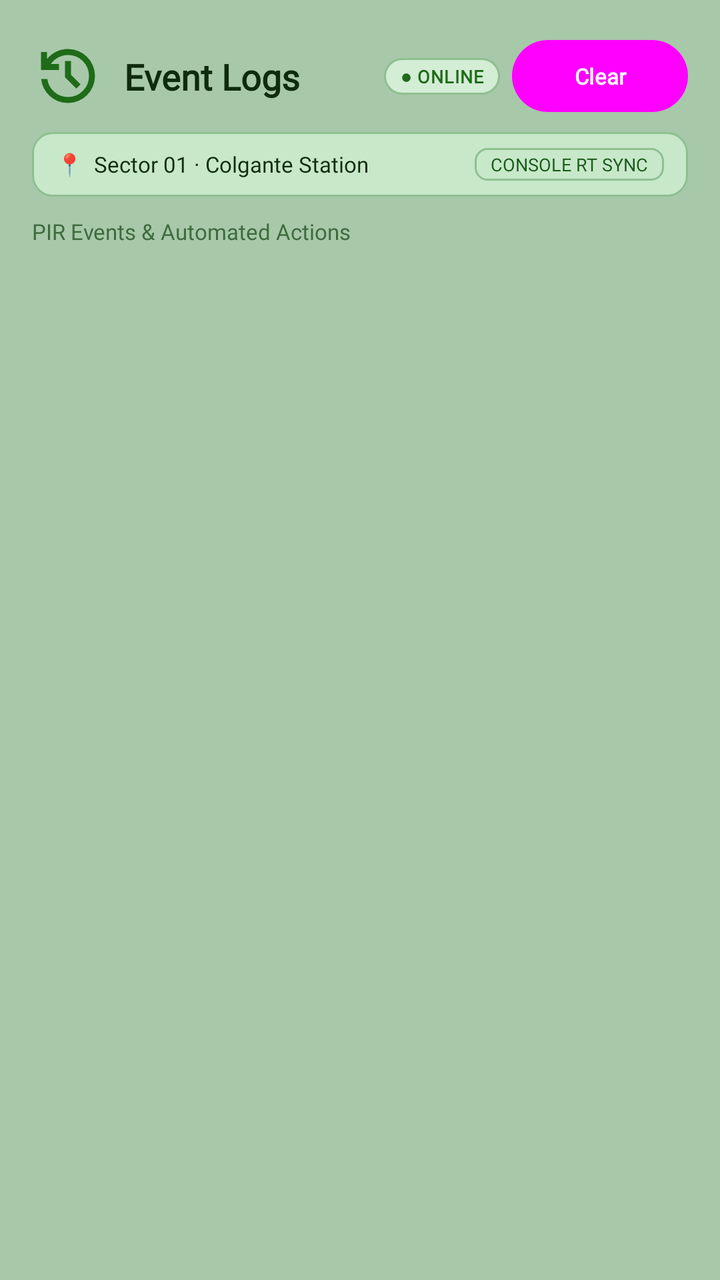
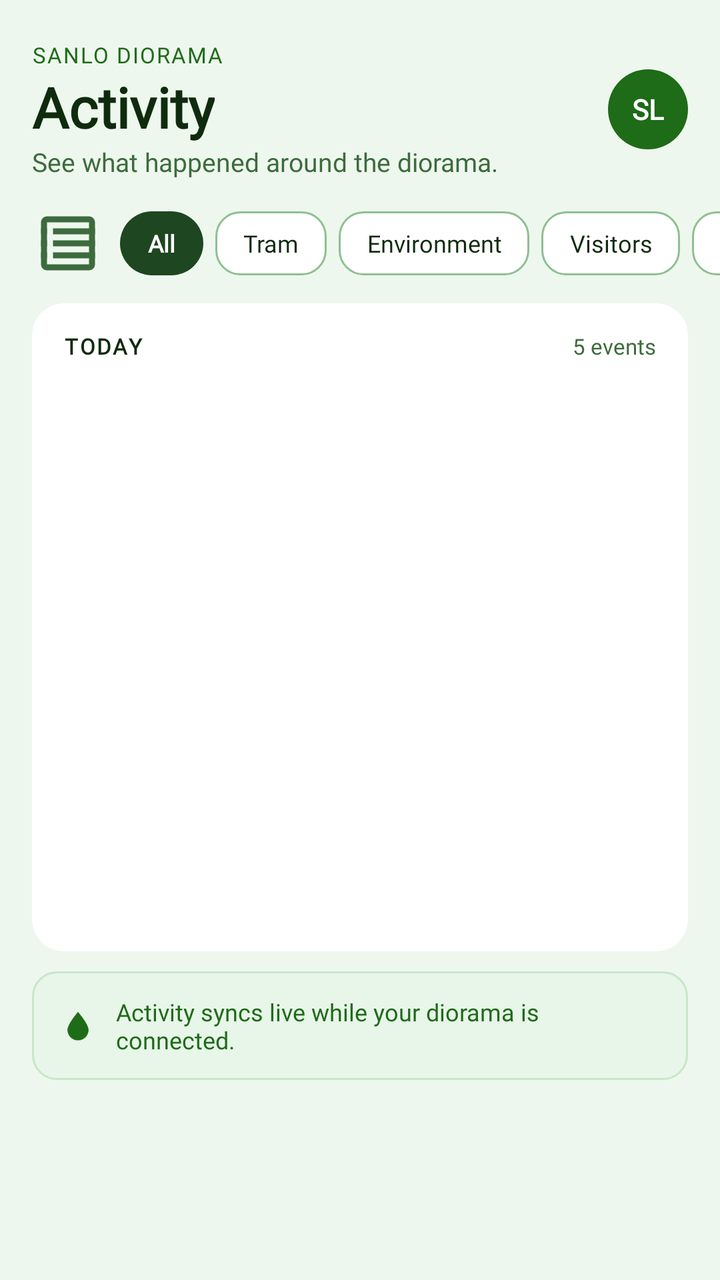

Before-and-after screenshots of an Android layout around one commit, followed by the original layout XML and the change that was made.
<!-- AndroidManifest.xml: application theme Theme.SanLoMobApp -->
<!-- res/layout/fragment_logs.xml -->
<?xml version="1.0" encoding="utf-8"?>
<androidx.constraintlayout.widget.ConstraintLayout
    xmlns:android="http://schemas.android.com/apk/res/android"
    xmlns:app="http://schemas.android.com/apk/res-auto"
    android:layout_width="match_parent"
    android:layout_height="match_parent"
    android:background="@color/tea_green">

    
    <ImageView
        android:id="@+id/iv_logs_logo"
        android:layout_width="36dp"
        android:layout_height="36dp"
        android:layout_marginStart="16dp"
        android:layout_marginTop="20dp"
        android:src="@drawable/ic_history"
        android:contentDescription="Logs"
        app:tint="@color/sap_green"
        app:layout_constraintStart_toStartOf="parent"
        app:layout_constraintTop_toTopOf="parent" />

    <TextView
        android:id="@+id/tv_logs_header"
        style="@style/SanLo.Text.Header"
        android:layout_width="0dp"
        android:layout_height="wrap_content"
        android:layout_marginStart="10dp"
        android:text="Event Logs"
        android:textSize="18sp"
        app:layout_constraintStart_toEndOf="@id/iv_logs_logo"
        app:layout_constraintTop_toTopOf="@id/iv_logs_logo"
        app:layout_constraintBottom_toBottomOf="@id/iv_logs_logo"
        app:layout_constraintEnd_toStartOf="@id/tv_logs_status_online" />

    
    <TextView
        android:id="@+id/tv_logs_status_online"
        style="@style/SanLo.Text.StatusChip"
        android:layout_width="wrap_content"
        android:layout_height="wrap_content"
        android:layout_marginEnd="6dp"
        android:background="@drawable/bg_status_chip_green"
        android:paddingStart="8dp"
        android:paddingEnd="8dp"
        android:paddingTop="3dp"
        android:paddingBottom="3dp"
        android:text="● ONLINE"
        android:textColor="@color/sap_green"
        app:layout_constraintEnd_toStartOf="@id/btn_clear_logs"
        app:layout_constraintTop_toTopOf="@id/iv_logs_logo"
        app:layout_constraintBottom_toBottomOf="@id/iv_logs_logo" />

    
    <Button
        android:id="@+id/btn_clear_logs"
        style="@style/SanLo.Button.Actuator.Red"
        android:layout_width="wrap_content"
        android:layout_height="36dp"
        android:layout_marginEnd="16dp"
        android:text="Clear"
        android:textSize="11sp"
        android:minHeight="0dp"
        android:paddingStart="14dp"
        android:paddingEnd="14dp"
        app:layout_constraintEnd_toEndOf="parent"
        app:layout_constraintTop_toTopOf="@id/iv_logs_logo"
        app:layout_constraintBottom_toBottomOf="@id/iv_logs_logo" />

    
    <LinearLayout
        android:id="@+id/layout_logs_location_bar"
        android:layout_width="0dp"
        android:layout_height="wrap_content"
        android:layout_marginStart="16dp"
        android:layout_marginEnd="16dp"
        android:layout_marginTop="10dp"
        android:background="@drawable/bg_location_bar"
        android:orientation="horizontal"
        android:gravity="center_vertical"
        android:paddingStart="12dp"
        android:paddingEnd="12dp"
        android:paddingTop="8dp"
        android:paddingBottom="8dp"
        app:layout_constraintStart_toStartOf="parent"
        app:layout_constraintEnd_toEndOf="parent"
        app:layout_constraintTop_toBottomOf="@id/iv_logs_logo">

        <TextView
            android:layout_width="0dp"
            android:layout_height="wrap_content"
            android:layout_weight="1"
            android:text="📍  Sector 01 · Colgante Station"
            android:fontFamily="@font/inter_regular"
            android:textColor="@color/text_dark"
            android:textSize="11sp" />

        <TextView
            android:layout_width="wrap_content"
            android:layout_height="wrap_content"
            android:background="@drawable/bg_channel_badge"
            android:paddingStart="8dp"
            android:paddingEnd="8dp"
            android:paddingTop="2dp"
            android:paddingBottom="2dp"
            android:text="CONSOLE RT SYNC"
            android:fontFamily="@font/roboto_mono_regular"
            android:textColor="@color/channel_badge_text"
            android:textSize="9sp" />
    </LinearLayout>

    
    <TextView
        android:id="@+id/tv_logs_subtitle"
        style="@style/SanLo.Text.SubHeader"
        android:layout_width="wrap_content"
        android:layout_height="wrap_content"
        android:layout_marginStart="16dp"
        android:layout_marginTop="10dp"
        android:text="PIR Events &amp; Automated Actions"
        android:textSize="11sp"
        app:layout_constraintStart_toStartOf="parent"
        app:layout_constraintTop_toBottomOf="@id/layout_logs_location_bar" />

    
    <androidx.recyclerview.widget.RecyclerView
        android:id="@+id/recycler_logs"
        android:layout_width="0dp"
        android:layout_height="0dp"
        android:layout_marginTop="10dp"
        android:layout_marginStart="12dp"
        android:layout_marginEnd="12dp"
        android:clipToPadding="false"
        android:paddingBottom="16dp"
        app:layout_constraintTop_toBottomOf="@id/tv_logs_subtitle"
        app:layout_constraintBottom_toBottomOf="parent"
        app:layout_constraintStart_toStartOf="parent"
        app:layout_constraintEnd_toEndOf="parent" />

</androidx.constraintlayout.widget.ConstraintLayout>
<!-- resources referenced by this layout -->
<resources>
  <color name="channel_badge_text">#1A5C1A</color>
  <!-- drawable bg_channel_badge (drawable) -->
  <?xml version="1.0" encoding="utf-8"?>
  <shape xmlns:android="http://schemas.android.com/apk/res/android"
      android:shape="rectangle">
      <solid android:color="@color/channel_badge_bg" />
      <corners android:radius="6dp" />
      <stroke
          android:width="1dp"
          android:color="@color/divider_line" />
  </shape>
  <!-- drawable bg_location_bar (drawable) -->
  <?xml version="1.0" encoding="utf-8"?>
  <shape xmlns:android="http://schemas.android.com/apk/res/android"
      android:shape="rectangle">
      <solid android:color="@color/location_bar_bg" />
      <corners android:radius="10dp" />
      <stroke
          android:width="1dp"
          android:color="@color/divider_line" />
  </shape>
  <!-- drawable bg_status_chip_green (drawable) -->
  <?xml version="1.0" encoding="utf-8"?>
  <shape xmlns:android="http://schemas.android.com/apk/res/android"
      android:shape="rectangle">
      <solid android:color="@color/status_chip_online" />
      <corners android:radius="50dp" />
      <stroke
          android:width="1dp"
          android:color="@color/divider_line" />
  </shape>
  <!-- drawable ic_history (drawable) -->
  <vector xmlns:android="http://schemas.android.com/apk/res/android" android:height="24dp" android:tint="#000000" android:viewportHeight="960" android:viewportWidth="960" android:width="24dp">
        
      <path android:fillColor="@android:color/white" android:pathData="M480,840Q342,840 239.5,748.5Q137,657 122,520L204,520Q218,624 296.5,692Q375,760 480,760Q597,760 678.5,678.5Q760,597 760,480Q760,363 678.5,281.5Q597,200 480,200Q411,200 351,232Q291,264 250,320L360,320L360,400L120,400L120,160L200,160L200,254Q251,190 324.5,155Q398,120 480,120Q555,120 620.5,148.5Q686,177 734.5,225.5Q783,274 811.5,339.5Q840,405 840,480Q840,555 811.5,620.5Q783,686 734.5,734.5Q686,783 620.5,811.5Q555,840 480,840ZM592,648L440,496L440,280L520,280L520,464L648,592L592,648Z"/>
      
  </vector>
  <style name="SanLo.Button.Actuator.Red" parent="Widget.Material3.Button">
          <item name="android:background">@drawable/bg_pill_red</item>
          <item name="android:textColor">@color/white</item>
          <item name="android:fontFamily">@font/poppins_regular</item>
          <item name="android:textStyle">bold</item>
          <item name="android:textSize">11sp</item>
          <item name="android:minHeight">36dp</item>
          <item name="android:paddingStart">14dp</item>
          <item name="android:paddingEnd">14dp</item>
          <item name="android:stateListAnimator">@null</item>
          <item name="android:insetTop">0dp</item>
          <item name="android:insetBottom">0dp</item>
      </style>
  <style name="SanLo.Text.Header" parent="">
          <item name="android:fontFamily">@font/poppins_regular</item>
          <item name="android:textStyle">bold</item>
          <item name="android:textColor">@color/myrtle_green</item>
          <item name="android:textSize">22sp</item>
      </style>
  <style name="SanLo.Text.StatusChip" parent="">
          <item name="android:fontFamily">@font/inter_regular</item>
          <item name="android:textStyle">bold</item>
          <item name="android:textSize">9sp</item>
          <item name="android:letterSpacing">0.04</item>
          <item name="android:textAllCaps">true</item>
      </style>
  <style name="SanLo.Text.SubHeader" parent="">
          <item name="android:fontFamily">@font/inter_regular</item>
          <item name="android:textColor">@color/text_muted</item>
          <item name="android:textSize">13sp</item>
      </style>
  <color name="channel_badge_bg">#C8E8CA</color>
  <color name="location_bar_bg">#C8E8CA</color>
  <color name="status_chip_online">#D4EDD5</color>
  <!-- drawable bg_pill_red (drawable) -->
  <?xml version="1.0" encoding="utf-8"?>
  <shape xmlns:android="http://schemas.android.com/apk/res/android"
      android:shape="rectangle">
      <solid android:color="@color/alert_red" />
      <corners android:radius="50dp" />
  </shape>
  <!-- unchanged entries left out for length: 15 -->
</resources>

<!-- the commit's change to res/layout/fragment_logs.xml (unified diff, before → after) -->
@@ -1,139 +1,283 @@
 <?xml version="1.0" encoding="utf-8"?>
-<androidx.constraintlayout.widget.ConstraintLayout
+<FrameLayout
     xmlns:android="http://schemas.android.com/apk/res/android"
     xmlns:app="http://schemas.android.com/apk/res-auto"
     android:layout_width="match_parent"
     android:layout_height="match_parent"
-    android:background="@color/tea_green">
-
-    
-    <ImageView
-        android:id="@+id/iv_logs_logo"
-        android:layout_width="36dp"
-        android:layout_height="36dp"
-        android:layout_marginStart="16dp"
-        android:layout_marginTop="20dp"
-        android:src="@drawable/ic_history"
-        android:contentDescription="Logs"
-        app:tint="@color/sap_green"
-        app:layout_constraintStart_toStartOf="parent"
-        app:layout_constraintTop_toTopOf="parent" />
-
-    <TextView
-        android:id="@+id/tv_logs_header"
-        style="@style/SanLo.Text.Header"
-        android:layout_width="0dp"
-        android:layout_height="wrap_content"
-        android:layout_marginStart="10dp"
-        android:text="Event Logs"
-        android:textSize="18sp"
-        app:layout_constraintStart_toEndOf="@id/iv_logs_logo"
-        app:layout_constraintTop_toTopOf="@id/iv_logs_logo"
-        app:layout_constraintBottom_toBottomOf="@id/iv_logs_logo"
-        app:layout_constraintEnd_toStartOf="@id/tv_logs_status_online" />
-
-    
-    <TextView
-        android:id="@+id/tv_logs_status_online"
-        style="@style/SanLo.Text.StatusChip"
-        android:layout_width="wrap_content"
-        android:layout_height="wrap_content"
-        android:layout_marginEnd="6dp"
-        android:background="@drawable/bg_status_chip_green"
-        android:paddingStart="8dp"
-        android:paddingEnd="8dp"
-        android:paddingTop="3dp"
-        android:paddingBottom="3dp"
-        android:text="● ONLINE"
-        android:textColor="@color/sap_green"
-        app:layout_constraintEnd_toStartOf="@id/btn_clear_logs"
-        app:layout_constraintTop_toTopOf="@id/iv_logs_logo"
-        app:layout_constraintBottom_toBottomOf="@id/iv_logs_logo" />
-
-    
-    <Button
-        android:id="@+id/btn_clear_logs"
-        style="@style/SanLo.Button.Actuator.Red"
-        android:layout_width="wrap_content"
-        android:layout_height="36dp"
-        android:layout_marginEnd="16dp"
-        android:text="Clear"
-        android:textSize="11sp"
-        android:minHeight="0dp"
-        android:paddingStart="14dp"
-        android:paddingEnd="14dp"
-        app:layout_constraintEnd_toEndOf="parent"
-        app:layout_constraintTop_toTopOf="@id/iv_logs_logo"
-        app:layout_constraintBottom_toBottomOf="@id/iv_logs_logo" />
-
-    
+    android:background="@color/card_bg">
+
     <LinearLayout
-        android:id="@+id/layout_logs_location_bar"
-        android:layout_width="0dp"
-        android:layout_height="wrap_content"
-        android:layout_marginStart="16dp"
-        android:layout_marginEnd="16dp"
-        android:layout_marginTop="10dp"
-        android:background="@drawable/bg_location_bar"
-        android:orientation="horizontal"
-        android:gravity="center_vertical"
-        android:paddingStart="12dp"
-        android:paddingEnd="12dp"
-        android:paddingTop="8dp"
-        android:paddingBottom="8dp"
-        app:layout_constraintStart_toStartOf="parent"
-        app:layout_constraintEnd_toEndOf="parent"
-        app:layout_constraintTop_toBottomOf="@id/iv_logs_logo">
-
-        <TextView
-            android:layout_width="0dp"
+        android:layout_width="match_parent"
+        android:layout_height="match_parent"
+        android:orientation="vertical"
+        android:paddingTop="20dp"
+        android:paddingBottom="100dp">
+
+        
+        <LinearLayout
+            android:layout_width="match_parent"
             android:layout_height="wrap_content"
+            android:orientation="horizontal"
+            android:gravity="center_vertical"
+            android:paddingStart="16dp"
+            android:paddingEnd="16dp">
+
+            <LinearLayout
+                android:layout_width="0dp"
+                android:layout_height="wrap_content"
+                android:layout_weight="1"
+                android:orientation="vertical">
+
+                <TextView
+                    android:layout_width="wrap_content"
+                    android:layout_height="wrap_content"
+                    android:text="SANLO DIORAMA"
+                    android:textColor="@color/sap_green"
+                    android:textSize="11sp"
+                    android:letterSpacing="0.06"
+                    android:fontFamily="@font/inter_regular"
+                    android:textAllCaps="true" />
+
+                <TextView
+                    android:layout_width="wrap_content"
+                    android:layout_height="wrap_content"
+                    android:text="Activity"
+                    android:textColor="@color/text_dark"
+                    android:textSize="28sp"
+                    android:textStyle="bold"
+                    android:fontFamily="@font/poppins_regular" />
+
+                <TextView
+                    android:layout_width="wrap_content"
+                    android:layout_height="wrap_content"
+                    android:text="See what happened around the diorama."
+                    android:textColor="@color/text_muted"
+                    android:textSize="13sp"
+                    android:fontFamily="@font/inter_regular" />
+            </LinearLayout>
+
+            <TextView
+                android:layout_width="40dp"
+                android:layout_height="40dp"
+                android:text="SL"
+                android:textColor="@color/white"
+                android:textSize="14sp"
+                android:textStyle="bold"
+                android:gravity="center"
+                android:background="@drawable/bg_circle_green"
+                android:fontFamily="@font/inter_regular" />
+        </LinearLayout>
+
+        
+        <HorizontalScrollView
+            android:layout_width="match_parent"
+            android:layout_height="wrap_content"
+            android:layout_marginTop="14dp"
+            android:paddingStart="16dp"
+            android:paddingEnd="16dp"
+            android:scrollbars="none"
+            android:clipToPadding="false">
+
+            <LinearLayout
+                android:layout_width="wrap_content"
+                android:layout_height="wrap_content"
+                android:orientation="horizontal"
+                android:gravity="center_vertical">
+
+                
+                <ImageView
+                    android:layout_width="36dp"
+                    android:layout_height="36dp"
+                    android:src="@drawable/ic_nav_activity"
+                    android:tint="@color/text_muted"
+                    android:contentDescription="Filter"
+                    android:layout_marginEnd="8dp" />
+
+                
+                <TextView
+                    android:id="@+id/chip_all"
+                    android:layout_width="wrap_content"
+                    android:layout_height="32dp"
+                    android:layout_marginEnd="6dp"
+                    android:background="@drawable/bg_tram_status_card"
+                    android:paddingStart="14dp"
+                    android:paddingEnd="14dp"
+                    android:gravity="center"
+                    android:text="All"
+                    android:textColor="@color/white"
+                    android:textSize="12sp"
+                    android:textStyle="bold"
+                    android:fontFamily="@font/inter_regular" />
+
+                
+                <TextView
+                    android:id="@+id/chip_tram"
+                    android:layout_width="wrap_content"
+                    android:layout_height="32dp"
+                    android:layout_marginEnd="6dp"
+                    android:background="@drawable/bg_tram_return_btn"
+                    android:paddingStart="14dp"
+                    android:paddingEnd="14dp"
+                    android:gravity="center"
+                    android:text="Tram"
+                    android:textColor="@color/text_dark"
+                    android:textSize="12sp"
+                    android:fontFamily="@font/inter_regular" />
+
+                
+                <TextView
+                    android:id="@+id/chip_environment"
+                    android:layout_width="wrap_content"
+                    android:layout_height="32dp"
+                    android:layout_marginEnd="6dp"
+                    android:background="@drawable/bg_tram_return_btn"
+                    android:paddingStart="14dp"
+                    android:paddingEnd="14dp"
+                    android:gravity="center"
+                    android:text="Environment"
+                    android:textColor="@color/text_dark"
+                    android:textSize="12sp"
+                    android:fontFamily="@font/inter_regular" />
+
+                
+                <TextView
+                    android:id="@+id/chip_visitors"
+                    android:layout_width="wrap_content"
+                    android:layout_height="32dp"
+                    android:layout_marginEnd="6dp"
+                    android:background="@drawable/bg_tram_return_btn"
+                    android:paddingStart="14dp"
+                    android:paddingEnd="14dp"
+                    android:gravity="center"
+                    android:text="Visitors"
+                    android:textColor="@color/text_dark"
+                    android:textSize="12sp"
+                    android:fontFamily="@font/inter_regular" />
+
+                
+                <TextView
+                    android:id="@+id/chip_gestures"
+                    android:layout_width="wrap_content"
+                    android:layout_height="32dp"
+                    android:layout_marginEnd="6dp"
+                    android:background="@drawable/bg_tram_return_btn"
+                    android:paddingStart="14dp"
+                    android:paddingEnd="14dp"
+                    android:gravity="center"
+                    android:text="Gestures"
+                    android:textColor="@color/text_dark"
+                    android:textSize="12sp"
+                    android:fontFamily="@font/inter_regular" />
+
+                
+                <TextView
+                    android:id="@+id/chip_alerts"
+                    android:layout_width="wrap_content"
+                    android:layout_height="32dp"
+                    android:background="@drawable/bg_tram_return_btn"
+                    android:paddingStart="14dp"
+                    android:paddingEnd="14dp"
+                    android:gravity="center"
+                    android:text="Alerts"
+                    android:textColor="@color/text_dark"
+                    android:textSize="12sp"
+                    android:fontFamily="@font/inter_regular" />
+
+            </LinearLayout>
+        </HorizontalScrollView>
+
+        
+        <androidx.cardview.widget.CardView
+            android:layout_width="match_parent"
+            android:layout_height="0dp"
             android:layout_weight="1"
-            android:text="📍  Sector 01 · Colgante Station"
-            android:fontFamily="@font/inter_regular"
-            android:textColor="@color/text_dark"
-            android:textSize="11sp" />
-
-        <TextView
-            android:layout_width="wrap_content"
+            android:layout_marginStart="16dp"
+            android:layout_marginEnd="16dp"
+            android:layout_marginTop="12dp"
+            app:cardCornerRadius="16dp"
+            app:cardElevation="0dp"
+            app:cardBackgroundColor="@color/card_white">
+
+            <LinearLayout
+                android:layout_width="match_parent"
+                android:layout_height="match_parent"
+                android:orientation="vertical">
+
+                
+                <LinearLayout
+                    android:layout_width="match_parent"
+                    android:layout_height="wrap_content"
+                    android:orientation="horizontal"
+                    android:gravity="center_vertical"
+                    android:paddingStart="16dp"
+                    android:paddingEnd="16dp"
+                    android:paddingTop="14dp"
+                    android:paddingBottom="8dp">
+
+                    <TextView
+                        android:layout_width="0dp"
+                        android:layout_height="wrap_content"
+                        android:layout_weight="1"
+                        android:text="TODAY"
+                        android:textColor="@color/text_dark"
+                        android:textSize="11sp"
+                        android:textStyle="bold"
+                        android:letterSpacing="0.08"
+                        android:fontFamily="@font/inter_regular" />
+
+                    <TextView
+                        android:layout_width="wrap_content"
+                        android:layout_height="wrap_content"
+                        android:text="5 events"
+                        android:textColor="@color/text_muted"
+                        android:textSize="11sp"
+                        android:fontFamily="@font/inter_regular" />
+                </LinearLayout>
+
+                
+                <androidx.recyclerview.widget.RecyclerView
+                    android:id="@+id/recycler_logs"
+                    android:layout_width="match_parent"
+                    android:layout_height="0dp"
+                    android:layout_weight="1"
+                    android:clipToPadding="false"
+                    android:paddingBottom="16dp" />
+
+            </LinearLayout>
+        </androidx.cardview.widget.CardView>
+
+        
+        <LinearLayout
+            android:layout_width="match_parent"
             android:layout_height="wrap_content"
-            android:background="@drawable/bg_channel_badge"
-            android:paddingStart="8dp"
-            android:paddingEnd="8dp"
-            android:paddingTop="2dp"
-            android:paddingBottom="2dp"
-            android:text="CONSOLE RT SYNC"
-            android:fontFamily="@font/roboto_mono_regular"
-            android:textColor="@color/channel_badge_text"
-            android:textSize="9sp" />
+            android:layout_marginStart="16dp"
+            android:layout_marginEnd="16dp"
+            android:layout_marginTop="10dp"
+            android:background="@drawable/bg_sync_banner"
+            android:orientation="horizontal"
+            android:gravity="center_vertical"
+            android:paddingStart="14dp"
+            android:paddingEnd="14dp"
+            android:paddingTop="12dp"
+            android:paddingBottom="12dp">
+
+            <ImageView
+                android:layout_width="18dp"
+                android:layout_height="18dp"
+                android:src="@drawable/ic_sensor_humidity"
+                android:tint="@color/sap_green"
+                android:contentDescription="Sync"
+                android:layout_marginEnd="10dp" />
+
+            <TextView
+                android:layout_width="wrap_content"
+                android:layout_height="wrap_content"
+                android:text="Activity syncs live while your diorama is connected."
+                android:textColor="@color/sap_green"
+                android:textSize="12sp"
+                android:fontFamily="@font/inter_regular" />
+        </LinearLayout>
+
     </LinearLayout>
 
-    
-    <TextView
-        android:id="@+id/tv_logs_subtitle"
-        style="@style/SanLo.Text.SubHeader"
-        android:layout_width="wrap_content"
-        android:layout_height="wrap_content"
-        android:layout_marginStart="16dp"
-        android:layout_marginTop="10dp"
-        android:text="PIR Events &amp; Automated Actions"
-        android:textSize="11sp"
-        app:layout_constraintStart_toStartOf="parent"
-        app:layout_constraintTop_toBottomOf="@id/layout_logs_location_bar" />
-
-    
-    <androidx.recyclerview.widget.RecyclerView
-        android:id="@+id/recycler_logs"
-        android:layout_width="0dp"
-        android:layout_height="0dp"
-        android:layout_marginTop="10dp"
-        android:layout_marginStart="12dp"
-        android:layout_marginEnd="12dp"
-        android:clipToPadding="false"
-        android:paddingBottom="16dp"
-        app:layout_constraintTop_toBottomOf="@id/tv_logs_subtitle"
-        app:layout_constraintBottom_toBottomOf="parent"
-        app:layout_constraintStart_toStartOf="parent"
-        app:layout_constraintEnd_toEndOf="parent" />
-
-</androidx.constraintlayout.widget.ConstraintLayout>
+</FrameLayout>
<!-- resource entries referenced after the edit -->
@@ -1,83 +1,76 @@
 <!-- resources referenced by this layout -->
 <resources>
-  <color name="channel_badge_text">#1A5C1A</color>
-  <!-- drawable bg_channel_badge (drawable) -->
+  <color name="card_bg">#EEF7EE</color>
+  <color name="card_white">#FFFFFF</color>
+  <!-- drawable bg_circle_green (drawable) -->
+  <?xml version="1.0" encoding="utf-8"?>
+  <shape xmlns:android="http://schemas.android.com/apk/res/android"
+      android:shape="oval">
+      <solid android:color="@color/sap_green" />
+  </shape>
+  <!-- drawable bg_sync_banner (drawable) -->
   <?xml version="1.0" encoding="utf-8"?>
   <shape xmlns:android="http://schemas.android.com/apk/res/android"
       android:shape="rectangle">
-      <solid android:color="@color/channel_badge_bg" />
-      <corners android:radius="6dp" />
+      <solid android:color="#E8F5E9" />
+      <corners android:radius="12dp" />
+      <stroke
+          android:width="1dp"
+          android:color="#C8E6C9" />
+  </shape>
+  <!-- drawable bg_tram_return_btn (drawable) -->
+  <?xml version="1.0" encoding="utf-8"?>
+  <shape xmlns:android="http://schemas.android.com/apk/res/android"
+      android:shape="rectangle">
+      <solid android:color="@color/card_white" />
+      <corners android:radius="12dp" />
       <stroke
           android:width="1dp"
           android:color="@color/divider_line" />
   </shape>
-  <!-- drawable bg_location_bar (drawable) -->
+  <!-- drawable bg_tram_status_card (drawable) -->
   <?xml version="1.0" encoding="utf-8"?>
   <shape xmlns:android="http://schemas.android.com/apk/res/android"
       android:shape="rectangle">
-      <solid android:color="@color/location_bar_bg" />
-      <corners android:radius="10dp" />
-      <stroke
-          android:width="1dp"
-          android:color="@color/divider_line" />
+      <solid android:color="#1E4620" />
+      <corners android:radius="16dp" />
   </shape>
-  <!-- drawable bg_status_chip_green (drawable) -->
+  <!-- drawable ic_nav_activity (drawable) -->
   <?xml version="1.0" encoding="utf-8"?>
-  <shape xmlns:android="http://schemas.android.com/apk/res/android"
-      android:shape="rectangle">
-      <solid android:color="@color/status_chip_online" />
-      <corners android:radius="50dp" />
-      <stroke
-          android:width="1dp"
-          android:color="@color/divider_line" />
-  </shape>
-  <!-- drawable ic_history (drawable) -->
-  <vector xmlns:android="http://schemas.android.com/apk/res/android" android:height="24dp" android:tint="#000000" android:viewportHeight="960" android:viewportWidth="960" android:width="24dp">
-        
-      <path android:fillColor="@android:color/white" android:pathData="M480,840Q342,840 239.5,748.5Q137,657 122,520L204,520Q218,624 296.5,692Q375,760 480,760Q597,760 678.5,678.5Q760,597 760,480Q760,363 678.5,281.5Q597,200 480,200Q411,200 351,232Q291,264 250,320L360,320L360,400L120,400L120,160L200,160L200,254Q251,190 324.5,155Q398,120 480,120Q555,120 620.5,148.5Q686,177 734.5,225.5Q783,274 811.5,339.5Q840,405 840,480Q840,555 811.5,620.5Q783,686 734.5,734.5Q686,783 620.5,811.5Q555,840 480,840ZM592,648L440,496L440,280L520,280L520,464L648,592L592,648Z"/>
+  <vector xmlns:android="http://schemas.android.com/apk/res/android"
+      android:width="24dp"
+      android:height="24dp"
+      android:viewportWidth="24"
+      android:viewportHeight="24">
+      <path
+          android:fillColor="#FF000000"
+          android:pathData="M3,13h2v-2H3v2zM3,17h2v-2H3v2zM3,9h2V7H3v2zM7,13h14v-2H7v2zM7,17h14v-2H7v2zM7,7v2h14V7H7z" />
+      <path
+          android:fillColor="#FF000000"
+          android:pathData="M19,3H5C3.9,3 3,3.9 3,5v14c0,1.1 0.9,2 2,2h14c1.1,0 2,-0.9 2,-2V5C21,3.9 20.1,3 19,3zM19,19H5V5h14v14z" />
+  </vector>
+  <!-- drawable ic_sensor_humidity (drawable) -->
+  <vector xmlns:android="http://schemas.android.com/apk/res/android"
+      android:width="48dp"
+      android:height="48dp"
+      android:viewportWidth="48"
+      android:viewportHeight="48">
       
+      <path
+          android:fillColor="#2E86C1"
+          android:pathData="M24,6 C24,6 10,22 10,30 C10,37.73 16.27,44 24,44 C31.73,44 38,37.73 38,30 C38,22 24,6 24,6 Z" />
+      
+      <path
+          android:fillColor="#90CAF9"
+          android:pathData="M19,26 C18,28 18,30 19,32 C19.5,33 20.5,33.5 21,33 C21.5,32.5 21,31.5 20.5,30.5 C20,28.5 20.5,27 21,26 C21.5,25 20,24.5 19,26 Z" />
+      
+      <path
+          android:fillColor="#1A6FA0"
+          android:strokeColor="#00000000"
+          android:pathData="M15,32 Q18,29 21,32 Q24,35 27,32 Q30,29 33,32"
+          android:strokeWidth="2"
+          android:fillType="evenOdd" />
   </vector>
-  <style name="SanLo.Button.Actuator.Red" parent="Widget.Material3.Button">
-          <item name="android:background">@drawable/bg_pill_red</item>
-          <item name="android:textColor">@color/white</item>
-          <item name="android:fontFamily">@font/poppins_regular</item>
-          <item name="android:textStyle">bold</item>
-          <item name="android:textSize">11sp</item>
-          <item name="android:minHeight">36dp</item>
-          <item name="android:paddingStart">14dp</item>
-          <item name="android:paddingEnd">14dp</item>
-          <item name="android:stateListAnimator">@null</item>
-          <item name="android:insetTop">0dp</item>
-          <item name="android:insetBottom">0dp</item>
-      </style>
-  <style name="SanLo.Text.Header" parent="">
-          <item name="android:fontFamily">@font/poppins_regular</item>
-          <item name="android:textStyle">bold</item>
-          <item name="android:textColor">@color/myrtle_green</item>
-          <item name="android:textSize">22sp</item>
-      </style>
-  <style name="SanLo.Text.StatusChip" parent="">
-          <item name="android:fontFamily">@font/inter_regular</item>
-          <item name="android:textStyle">bold</item>
-          <item name="android:textSize">9sp</item>
-          <item name="android:letterSpacing">0.04</item>
-          <item name="android:textAllCaps">true</item>
-      </style>
-  <style name="SanLo.Text.SubHeader" parent="">
-          <item name="android:fontFamily">@font/inter_regular</item>
-          <item name="android:textColor">@color/text_muted</item>
-          <item name="android:textSize">13sp</item>
-      </style>
-  <color name="channel_badge_bg">#C8E8CA</color>
-  <color name="location_bar_bg">#C8E8CA</color>
-  <color name="status_chip_online">#D4EDD5</color>
-  <!-- drawable bg_pill_red (drawable) -->
-  <?xml version="1.0" encoding="utf-8"?>
-  <shape xmlns:android="http://schemas.android.com/apk/res/android"
-      android:shape="rectangle">
-      <solid android:color="@color/alert_red" />
-      <corners android:radius="50dp" />
-  </shape>
   <!-- unchanged entries left out for length: 15 -->
 </resources>
 
